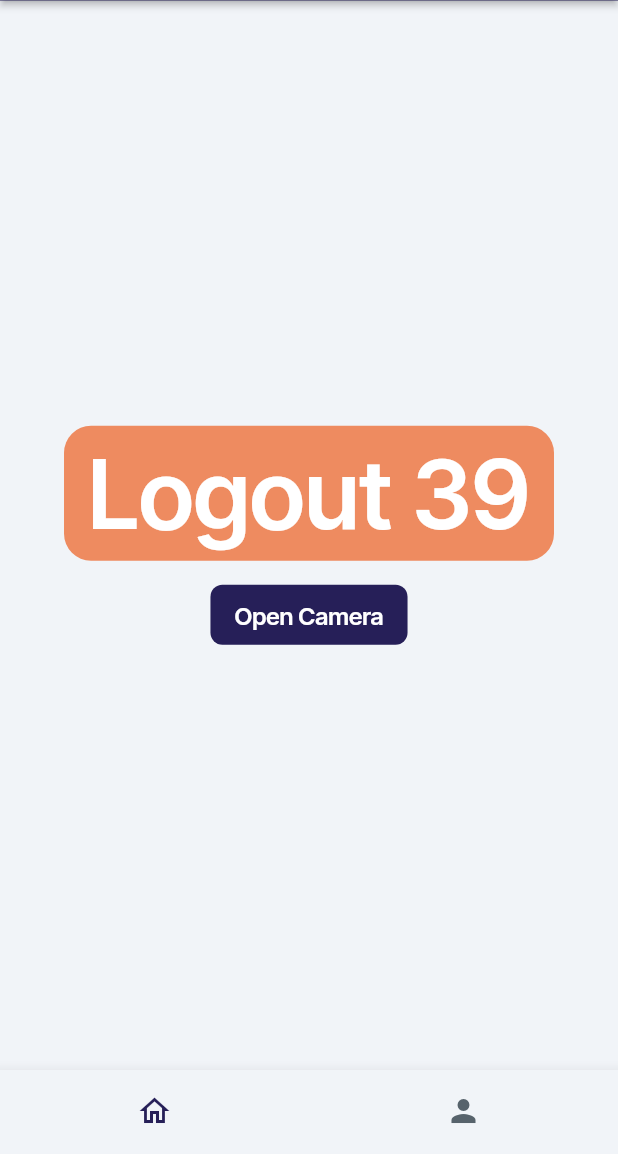
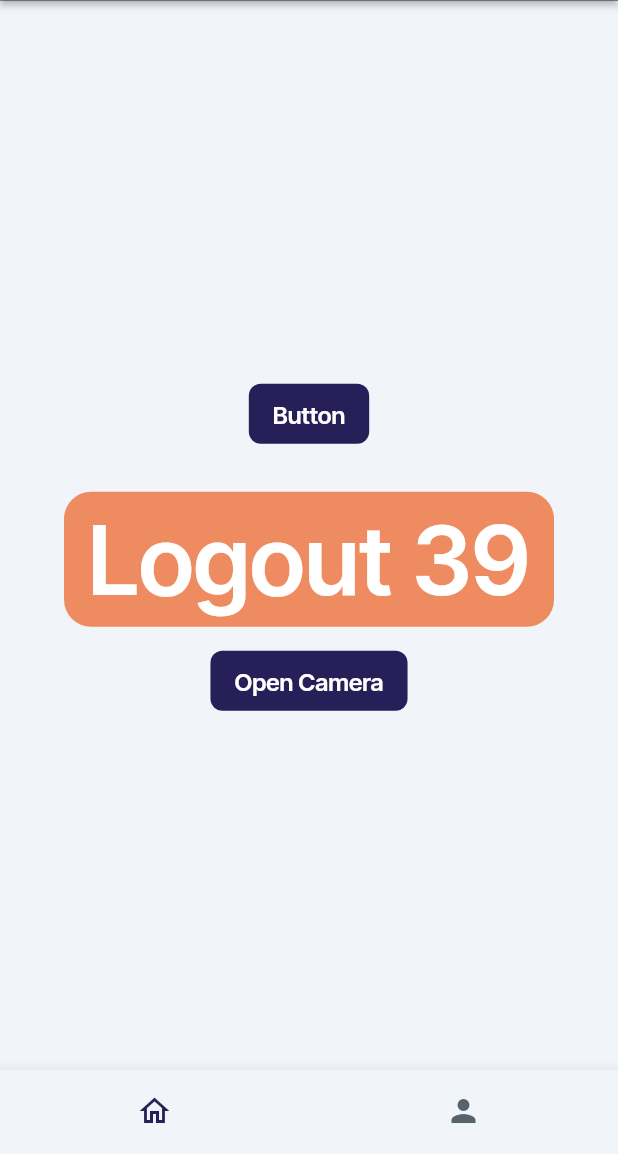
Before and after one commit to ffhr/FlutterFlowBenchmark, a Flutter app: the screen it shows once a user with an empty profile is signed in, on a phone screen of 412 x 824 dp, the part 82-1236 px from its top. Run offline on Flutter 3.47's test engine with Material 3 defaults, Android fonts, the phone set to English and light mode, and no system bars; drawn by our look-alikes of auto_size_text; our stand-ins replace file_picker, firebase_auth, firebase_core, firebase_storage, font_awesome_flutter, from_css_color and 10 more; missing offline and left inert: json_path, mime_type; accounts and stored records are empty.

Commit message:
Updating to latest FlutterFlow output.

```diff
--- a/lib/pages/home_page/home_page_widget.dart
+++ b/lib/pages/home_page/home_page_widget.dart
@@ -71,6 +71,35 @@ class _HomePageWidgetState extends State<HomePageWidget> {
               mainAxisAlignment: MainAxisAlignment.center,
               crossAxisAlignment: CrossAxisAlignment.center,
               children: [
+                Column(
+                  mainAxisSize: MainAxisSize.max,
+                  children: [],
+                ),
+                FFButtonWidget(
+                  onPressed: () {
+                    print('Button pressed ...');
+                  },
+                  text: 'Button',
+                  options: FFButtonOptions(
+                    height: 40.0,
+                    padding:
+                        EdgeInsetsDirectional.fromSTEB(16.0, 0.0, 16.0, 0.0),
+                    iconPadding:
+                        EdgeInsetsDirectional.fromSTEB(0.0, 0.0, 0.0, 0.0),
+                    color: FlutterFlowTheme.of(context).primary,
+                    textStyle: FlutterFlowTheme.of(context).titleSmall.override(
+                          fontFamily: 'Inter Tight',
+                          color: Colors.white,
+                          letterSpacing: 0.0,
+                        ),
+                    elevation: 0.0,
+                    borderRadius: BorderRadius.circular(8.0),
+                  ),
+                ),
+                Row(
+                  mainAxisSize: MainAxisSize.max,
+                  children: [],
+                ),
                 FFButtonWidget(
                   onPressed: () async {
                     GoRouter.of(context).prepareAuthEvent();
```
